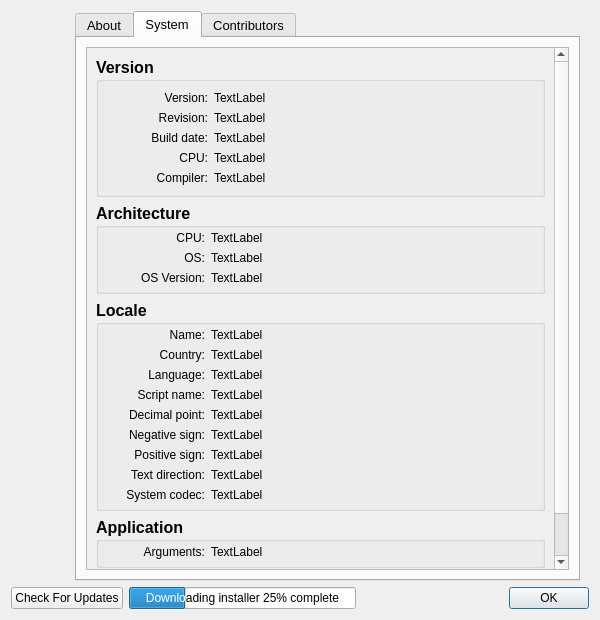
FashionFreedom/Seamly2D, file src/app/seamly2d/dialogs/about2d_dialog.ui: the form before one commit.
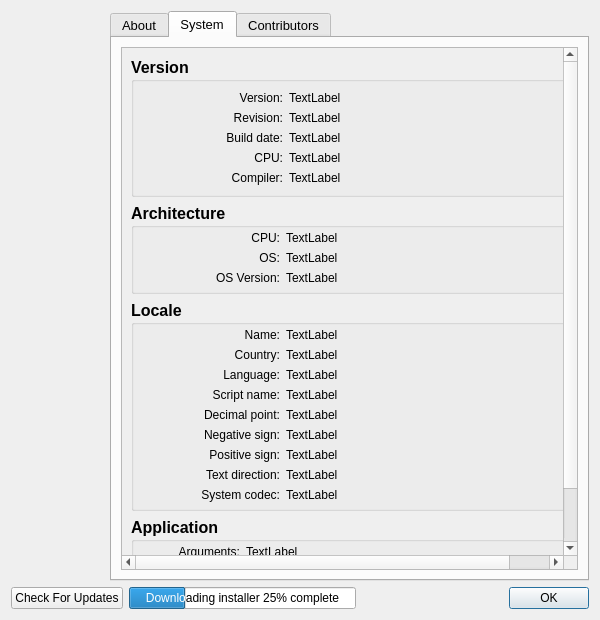
The form after the commit. The open tabs and pages were chosen to show the change. Icons and pictures are not drawn.

The edit to the form file:
```diff
--- a/src/app/seamly2d/dialogs/about2d_dialog.ui
+++ b/src/app/seamly2d/dialogs/about2d_dialog.ui
@@ -50,24 +50,29 @@
   <property name="modal">
    <bool>true</bool>
   </property>
-  <layout class="QVBoxLayout" name="verticalLayout">
+  <layout class="QVBoxLayout" name="verticalLayout_2">
    <item>
     <layout class="QHBoxLayout" name="horizontalLayout">
-     <property name="spacing">
-      <number>4</number>
-     </property>
-     <property name="leftMargin">
-      <number>0</number>
-     </property>
-     <property name="rightMargin">
-      <number>9</number>
-     </property>
+     <item>
+      <layout class="QVBoxLayout" name="verticalLayout">
      <item>
       <widget class="QLabel" name="label">
+         <property name="sizePolicy">
+          <sizepolicy hsizetype="Fixed" vsizetype="Fixed">
+           <horstretch>0</horstretch>
+           <verstretch>0</verstretch>
+          </sizepolicy>
+         </property>
        <property name="minimumSize">
         <size>
-         <width>60</width>
-         <height>0</height>
+           <width>93</width>
+           <height>430</height>
+          </size>
+         </property>
+         <property name="maximumSize">
+          <size>
+           <width>93</width>
+           <height>430</height>
         </size>
        </property>
        <property name="text">
@@ -85,7 +90,20 @@
       </widget>
      </item>
      <item>
-      <layout class="QVBoxLayout" name="verticalLayout_2">
+        <spacer name="verticalSpacer_3">
+         <property name="orientation">
+          <enum>Qt::Vertical</enum>
+         </property>
+         <property name="sizeHint" stdset="0">
+          <size>
+           <width>20</width>
+           <height>40</height>
+          </size>
+         </property>
+        </spacer>
+       </item>
+      </layout>
+     </item>
        <item>
         <widget class="QTabWidget" name="tabWidget">
          <property name="sizePolicy">
@@ -559,7 +577,7 @@
                <rect>
                 <x>0</x>
                 <y>0</y>
-                <width>463</width>
+              <width>486</width>
                 <height>599</height>
                </rect>
               </property>
@@ -632,7 +650,7 @@
                      <widget class="QLabel" name="sysBuildDate_label">
                       <property name="minimumSize">
                        <size>
-                        <width>100</width>
+                      <width>140</width>
                         <height>0</height>
                        </size>
                       </property>
@@ -654,7 +672,7 @@
                      <widget class="QLabel" name="sysRevision_label">
                       <property name="minimumSize">
                        <size>
-                        <width>100</width>
+                      <width>140</width>
                         <height>0</height>
                        </size>
                       </property>
@@ -676,7 +694,7 @@
                      <widget class="QLabel" name="sysCompiler_label">
                       <property name="minimumSize">
                        <size>
-                        <width>100</width>
+                      <width>140</width>
                         <height>0</height>
                        </size>
                       </property>
@@ -723,7 +741,7 @@
                      <widget class="QLabel" name="sysCPU_label">
                       <property name="minimumSize">
                        <size>
-                        <width>100</width>
+                      <width>140</width>
                         <height>0</height>
                        </size>
                       </property>
@@ -770,7 +788,7 @@
                      <widget class="QLabel" name="sysVersion_label">
                       <property name="minimumSize">
                        <size>
-                        <width>100</width>
+                      <width>140</width>
                         <height>0</height>
                        </size>
                       </property>
@@ -848,7 +866,7 @@
                      <widget class="QLabel" name="sysArchCPU_label">
                       <property name="minimumSize">
                        <size>
-                        <width>100</width>
+                      <width>140</width>
                         <height>0</height>
                        </size>
                       </property>
@@ -895,7 +913,7 @@
                      <widget class="QLabel" name="sysOS_label">
                       <property name="minimumSize">
                        <size>
-                        <width>100</width>
+                      <width>140</width>
                         <height>0</height>
                        </size>
                       </property>
@@ -942,7 +960,7 @@
                      <widget class="QLabel" name="sysOSVersion_label">
                       <property name="minimumSize">
                        <size>
-                        <width>100</width>
+                      <width>140</width>
                         <height>0</height>
                        </size>
                       </property>
@@ -1026,7 +1044,7 @@
                      <widget class="QLabel" name="sysLocaleCountry_label">
                       <property name="minimumSize">
                        <size>
-                        <width>100</width>
+                      <width>140</width>
                         <height>0</height>
                        </size>
                       </property>
@@ -1173,7 +1191,7 @@
                      <widget class="QLabel" name="sysLocalDecimal_label">
                       <property name="minimumSize">
                        <size>
-                        <width>100</width>
+                      <width>140</width>
                         <height>0</height>
                        </size>
                       </property>
@@ -1195,7 +1213,7 @@
                      <widget class="QLabel" name="sysLocalScriptName_label">
                       <property name="minimumSize">
                        <size>
-                        <width>100</width>
+                      <width>140</width>
                         <height>0</height>
                        </size>
                       </property>
@@ -1217,7 +1235,7 @@
                      <widget class="QLabel" name="sysCodec_label">
                       <property name="minimumSize">
                        <size>
-                        <width>100</width>
+                      <width>140</width>
                         <height>0</height>
                        </size>
                       </property>
@@ -1264,7 +1282,7 @@
                      <widget class="QLabel" name="sysLocalLang_label">
                       <property name="minimumSize">
                        <size>
-                        <width>100</width>
+                      <width>140</width>
                         <height>0</height>
                        </size>
                       </property>
@@ -1286,7 +1304,7 @@
                      <widget class="QLabel" name="sysLocalDirection_label">
                       <property name="minimumSize">
                        <size>
-                        <width>100</width>
+                      <width>140</width>
                         <height>0</height>
                        </size>
                       </property>
@@ -1308,7 +1326,7 @@
                      <widget class="QLabel" name="sysLocale_label">
                       <property name="minimumSize">
                        <size>
-                        <width>100</width>
+                      <width>140</width>
                         <height>0</height>
                        </size>
                       </property>
@@ -1405,7 +1423,7 @@
                      <widget class="QLabel" name="sysLocalPositive_label">
                       <property name="minimumSize">
                        <size>
-                        <width>100</width>
+                      <width>140</width>
                         <height>0</height>
                        </size>
                       </property>
@@ -1427,7 +1445,7 @@
                      <widget class="QLabel" name="sysLocalNegative_label">
                       <property name="minimumSize">
                        <size>
-                        <width>100</width>
+                      <width>140</width>
                         <height>0</height>
                        </size>
                       </property>
@@ -1685,8 +1703,6 @@
           </layout>
          </widget>
         </widget>
-       </item>
-      </layout>
      </item>
     </layout>
    </item>
```
Left out of the diff: 22 changed lines with no effect on the pictures. Lines whose indentation alone changed are shown as unchanged.
